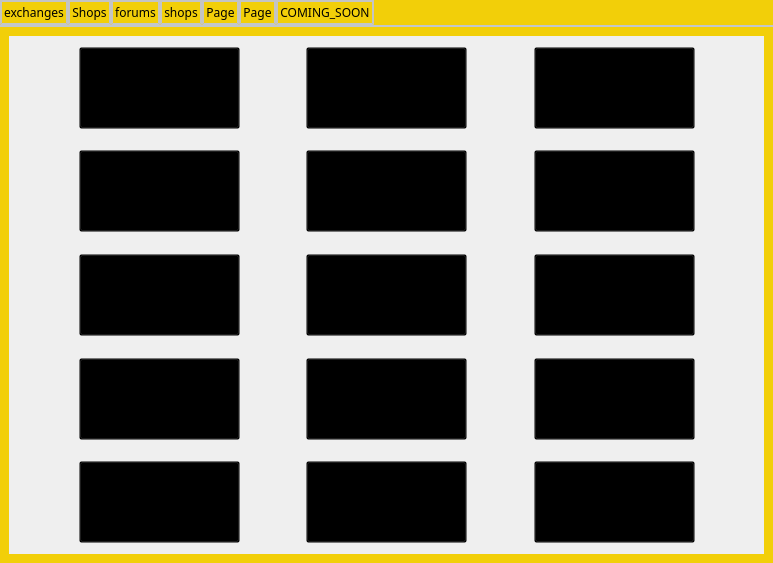
First picture: the form in src/qt/forms/shoppingpage.ui, repository mbirtwistle/net2, before the edit.
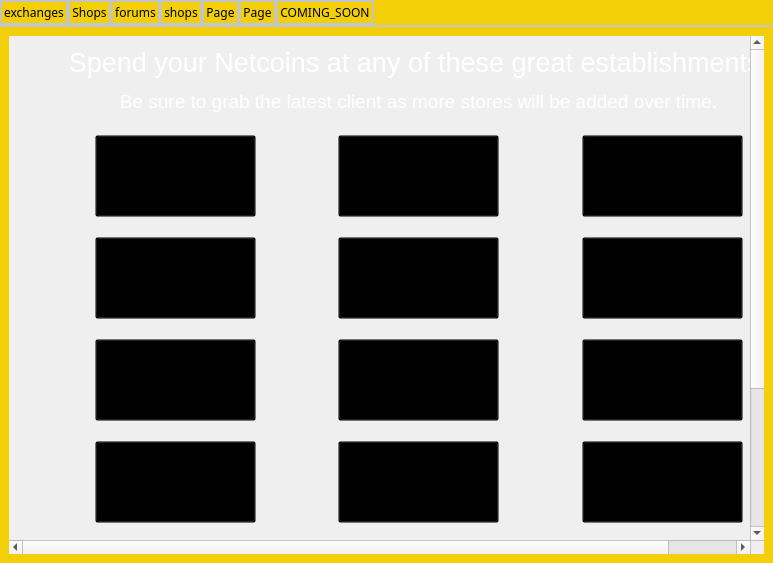
Second picture: the form after the edit. Icons and pictures are not drawn.

```diff
--- a/src/qt/forms/shoppingpage.ui
+++ b/src/qt/forms/shoppingpage.ui
@@ -968,7 +968,7 @@
      border-bottom-color: #C2C7CB; /* same as pane color */
  }
 QWidget 
-{ background: url(:/images/bkg); } 
+{ background-image: url(:images/bkg); }
 
 QPushButton
 {background:transparent}
@@ -1023,8 +1023,8 @@
            <rect>
             <x>0</x>
             <y>0</y>
-            <width>364</width>
-            <height>206</height>
+            <width>755</width>
+            <height>528</height>
            </rect>
           </property>
           <property name="minimumSize">
@@ -1395,16 +1395,32 @@
           <property name="geometry">
            <rect>
             <x>0</x>
-            <y>0</y>
-            <width>739</width>
-            <height>628</height>
+            <y>-316</y>
+            <width>838</width>
+            <height>828</height>
            </rect>
           </property>
           <layout class="QGridLayout" name="gridLayout_6">
            <property name="verticalSpacing">
             <number>20</number>
            </property>
-           <item row="6" column="5">
+           <item row="1" column="0" colspan="7">
+            <widget class="QLabel" name="label">
+             <property name="minimumSize">
+              <size>
+               <width>0</width>
+               <height>70</height>
+              </size>
+             </property>
+             <property name="styleSheet">
+              <string notr="true">background:transparent;</string>
+             </property>
+             <property name="text">
+              <string>&lt;html&gt;&lt;head/&gt;&lt;body&gt;&lt;p align=&quot;center&quot;&gt;&lt;span style=&quot; font-size:20pt; color:#ffffff;&quot;&gt;Spend your Netcoins at any of these great establishments!&lt;/span&gt;&lt;/p&gt;&lt;p align=&quot;center&quot;&gt;&lt;span style=&quot; font-size:14pt; color:#ffffff;&quot;&gt;Be sure to grab the latest client as more stores will be added over time.&lt;/span&gt;&lt;/p&gt;&lt;/body&gt;&lt;/html&gt;</string>
+             </property>
+            </widget>
+           </item>
+           <item row="7" column="5">
             <spacer name="verticalSpacer_43">
              <property name="orientation">
               <enum>Qt::Vertical</enum>
@@ -1417,7 +1433,7 @@
              </property>
             </spacer>
            </item>
-           <item row="3" column="3">
+           <item row="4" column="3">
             <widget class="QPushButton" name="pushButton_44">
              <property name="sizePolicy">
               <sizepolicy hsizetype="Minimum" vsizetype="Minimum">
@@ -1474,7 +1490,7 @@
              </property>
             </spacer>
            </item>
-           <item row="2" column="5">
+           <item row="3" column="5">
             <spacer name="verticalSpacer_9">
              <property name="orientation">
               <enum>Qt::Vertical</enum>
@@ -1487,7 +1503,7 @@
              </property>
             </spacer>
            </item>
-           <item row="2" column="1">
+           <item row="3" column="1">
             <spacer name="verticalSpacer_7">
              <property name="orientation">
               <enum>Qt::Vertical</enum>
@@ -1500,7 +1516,7 @@
              </property>
             </spacer>
            </item>
-           <item row="10" column="3">
+           <item row="12" column="3">
             <spacer name="verticalSpacer_2">
              <property name="orientation">
               <enum>Qt::Vertical</enum>
@@ -1526,7 +1542,7 @@
              </property>
             </spacer>
            </item>
-           <item row="1" column="2">
+           <item row="2" column="2">
             <spacer name="horizontalSpacer_41">
              <property name="orientation">
               <enum>Qt::Horizontal</enum>
@@ -1539,7 +1555,7 @@
              </property>
             </spacer>
            </item>
-           <item row="10" column="5">
+           <item row="12" column="5">
             <spacer name="verticalSpacer_3">
              <property name="orientation">
               <enum>Qt::Vertical</enum>
@@ -1552,7 +1568,7 @@
              </property>
             </spacer>
            </item>
-           <item row="4" column="3">
+           <item row="5" column="3">
             <spacer name="verticalSpacer_14">
              <property name="orientation">
               <enum>Qt::Vertical</enum>
@@ -1565,7 +1581,7 @@
              </property>
             </spacer>
            </item>
-           <item row="4" column="5">
+           <item row="5" column="5">
             <spacer name="verticalSpacer_15">
              <property name="orientation">
               <enum>Qt::Vertical</enum>
@@ -1578,7 +1594,7 @@
              </property>
             </spacer>
            </item>
-           <item row="3" column="5">
+           <item row="4" column="5">
             <widget class="QPushButton" name="pushButton_47">
              <property name="sizePolicy">
               <sizepolicy hsizetype="Minimum" vsizetype="Minimum">
@@ -1622,7 +1638,7 @@
              </property>
             </widget>
            </item>
-           <item row="8" column="5">
+           <item row="9" column="5">
             <spacer name="verticalSpacer_48">
              <property name="orientation">
               <enum>Qt::Vertical</enum>
@@ -1635,7 +1651,7 @@
              </property>
             </spacer>
            </item>
-           <item row="9" column="1">
+           <item row="10" column="1">
             <widget class="QPushButton" name="pushButton_81">
              <property name="sizePolicy">
               <sizepolicy hsizetype="Minimum" vsizetype="Minimum">
@@ -1679,7 +1695,7 @@
              </property>
             </widget>
            </item>
-           <item row="5" column="2">
+           <item row="6" column="2">
             <spacer name="horizontalSpacer_37">
              <property name="orientation">
               <enum>Qt::Horizontal</enum>
@@ -1692,7 +1708,7 @@
              </property>
             </spacer>
            </item>
-           <item row="7" column="4">
+           <item row="8" column="4">
             <spacer name="horizontalSpacer_43">
              <property name="orientation">
               <enum>Qt::Horizontal</enum>
@@ -1705,7 +1721,7 @@
              </property>
             </spacer>
            </item>
-           <item row="9" column="2">
+           <item row="10" column="2">
             <spacer name="horizontalSpacer_28">
              <property name="orientation">
               <enum>Qt::Horizontal</enum>
@@ -1718,7 +1734,7 @@
              </property>
             </spacer>
            </item>
-           <item row="1" column="3">
+           <item row="2" column="3">
             <widget class="QPushButton" name="pushButton_43">
              <property name="sizePolicy">
               <sizepolicy hsizetype="Minimum" vsizetype="Minimum">
@@ -1762,7 +1778,7 @@
              </property>
             </widget>
            </item>
-           <item row="1" column="0">
+           <item row="2" column="0">
             <spacer name="horizontalSpacer">
              <property name="orientation">
               <enum>Qt::Horizontal</enum>
@@ -1775,7 +1791,7 @@
              </property>
             </spacer>
            </item>
-           <item row="6" column="1">
+           <item row="7" column="1">
             <spacer name="verticalSpacer_38">
              <property name="orientation">
               <enum>Qt::Vertical</enum>
@@ -1788,7 +1804,7 @@
              </property>
             </spacer>
            </item>
-           <item row="9" column="5">
+           <item row="10" column="5">
             <widget class="QPushButton" name="pushButton_82">
              <property name="sizePolicy">
               <sizepolicy hsizetype="Minimum" vsizetype="Minimum">
@@ -1832,7 +1848,7 @@
              </property>
             </widget>
            </item>
-           <item row="1" column="4">
+           <item row="2" column="4">
             <spacer name="horizontalSpacer_40">
              <property name="orientation">
               <enum>Qt::Horizontal</enum>
@@ -1845,7 +1861,7 @@
              </property>
             </spacer>
            </item>
-           <item row="1" column="1">
+           <item row="2" column="1">
             <widget class="QPushButton" name="pushButton_40">
              <property name="sizePolicy">
               <sizepolicy hsizetype="Minimum" vsizetype="Minimum">
@@ -1889,7 +1905,7 @@
              </property>
             </widget>
            </item>
-           <item row="8" column="1">
+           <item row="9" column="1">
             <spacer name="verticalSpacer_46">
              <property name="orientation">
               <enum>Qt::Vertical</enum>
@@ -1902,7 +1918,7 @@
              </property>
             </spacer>
            </item>
-           <item row="10" column="1">
+           <item row="12" column="1">
             <spacer name="verticalSpacer">
              <property name="orientation">
               <enum>Qt::Vertical</enum>
@@ -1915,7 +1931,7 @@
              </property>
             </spacer>
            </item>
-           <item row="7" column="1">
+           <item row="8" column="1">
             <widget class="QPushButton" name="pushButton_79">
              <property name="sizePolicy">
               <sizepolicy hsizetype="Minimum" vsizetype="Minimum">
@@ -1959,7 +1975,7 @@
              </property>
             </widget>
            </item>
-           <item row="2" column="3">
+           <item row="3" column="3">
             <spacer name="verticalSpacer_8">
              <property name="orientation">
               <enum>Qt::Vertical</enum>
@@ -1972,7 +1988,7 @@
              </property>
             </spacer>
            </item>
-           <item row="5" column="5">
+           <item row="6" column="5">
             <widget class="QPushButton" name="pushButton_48">
              <property name="sizePolicy">
               <sizepolicy hsizetype="Minimum" vsizetype="Minimum">
@@ -2016,7 +2032,7 @@
              </property>
             </widget>
            </item>
-           <item row="1" column="6">
+           <item row="2" column="6">
             <spacer name="horizontalSpacer_7">
              <property name="orientation">
               <enum>Qt::Horizontal</enum>
@@ -2029,7 +2045,7 @@
              </property>
             </spacer>
            </item>
-           <item row="7" column="5">
+           <item row="8" column="5">
             <widget class="QPushButton" name="pushButton_49">
              <property name="sizePolicy">
               <sizepolicy hsizetype="Minimum" vsizetype="Minimum">
@@ -2073,7 +2089,7 @@
              </property>
             </widget>
            </item>
-           <item row="9" column="0">
+           <item row="10" column="0">
             <spacer name="horizontalSpacer_6">
              <property name="orientation">
               <enum>Qt::Horizontal</enum>
@@ -2086,7 +2102,7 @@
              </property>
             </spacer>
            </item>
-           <item row="3" column="4">
+           <item row="4" column="4">
             <spacer name="horizontalSpacer_39">
              <property name="orientation">
               <enum>Qt::Horizontal</enum>
@@ -2099,7 +2115,7 @@
              </property>
             </spacer>
            </item>
-           <item row="3" column="0">
+           <item row="4" column="0">
             <spacer name="horizontalSpacer_2">
              <property name="orientation">
               <enum>Qt::Horizontal</enum>
@@ -2112,7 +2128,7 @@
              </property>
             </spacer>
            </item>
-           <item row="3" column="6">
+           <item row="4" column="6">
             <spacer name="horizontalSpacer_9">
              <property name="orientation">
               <enum>Qt::Horizontal</enum>
@@ -2125,7 +2141,7 @@
              </property>
             </spacer>
            </item>
-           <item row="7" column="2">
+           <item row="8" column="2">
             <spacer name="horizontalSpacer_31">
              <property name="orientation">
               <enum>Qt::Horizontal</enum>
@@ -2138,7 +2154,7 @@
              </property>
             </spacer>
            </item>
-           <item row="3" column="1">
+           <item row="4" column="1">
             <widget class="QPushButton" name="pushButton_41">
              <property name="sizePolicy">
               <sizepolicy hsizetype="Minimum" vsizetype="Minimum">
@@ -2182,7 +2198,7 @@
              </property>
             </widget>
            </item>
-           <item row="7" column="3">
+           <item row="8" column="3">
             <widget class="QPushButton" name="pushButton_78">
              <property name="sizePolicy">
               <sizepolicy hsizetype="Minimum" vsizetype="Minimum">
@@ -2226,7 +2242,7 @@
              </property>
             </widget>
            </item>
-           <item row="9" column="4">
+           <item row="10" column="4">
             <spacer name="horizontalSpacer_44">
              <property name="orientation">
               <enum>Qt::Horizontal</enum>
@@ -2239,7 +2255,7 @@
              </property>
             </spacer>
            </item>
-           <item row="6" column="3">
+           <item row="7" column="3">
             <spacer name="verticalSpacer_41">
              <property name="orientation">
               <enum>Qt::Vertical</enum>
@@ -2252,7 +2268,7 @@
              </property>
             </spacer>
            </item>
-           <item row="9" column="6">
+           <item row="10" column="6">
             <spacer name="horizontalSpacer_25">
              <property name="orientation">
               <enum>Qt::Horizontal</enum>
@@ -2265,7 +2281,7 @@
              </property>
             </spacer>
            </item>
-           <item row="4" column="1">
+           <item row="5" column="1">
             <spacer name="verticalSpacer_13">
              <property name="orientation">
               <enum>Qt::Vertical</enum>
@@ -2278,7 +2294,7 @@
              </property>
             </spacer>
            </item>
-           <item row="7" column="6">
+           <item row="8" column="6">
             <spacer name="horizontalSpacer_11">
              <property name="orientation">
               <enum>Qt::Horizontal</enum>
@@ -2291,7 +2307,7 @@
              </property>
             </spacer>
            </item>
-           <item row="3" column="2">
+           <item row="4" column="2">
             <spacer name="horizontalSpacer_38">
              <property name="orientation">
               <enum>Qt::Horizontal</enum>
@@ -2304,7 +2320,7 @@
              </property>
             </spacer>
            </item>
-           <item row="1" column="5">
+           <item row="2" column="5">
             <widget class="QPushButton" name="pushButton_46">
              <property name="sizePolicy">
               <sizepolicy hsizetype="Minimum" vsizetype="Minimum">
@@ -2361,7 +2377,7 @@
              </property>
             </spacer>
            </item>
-           <item row="5" column="4">
+           <item row="6" column="4">
             <spacer name="horizontalSpacer_42">
              <property name="orientation">
               <enum>Qt::Horizontal</enum>
@@ -2374,7 +2390,7 @@
              </property>
             </spacer>
            </item>
-           <item row="5" column="6">
+           <item row="6" column="6">
             <spacer name="horizontalSpacer_10">
              <property name="orientation">
               <enum>Qt::Horizontal</enum>
@@ -2387,20 +2403,20 @@
              </property>
             </spacer>
            </item>
-           <item row="8" column="3">
-            <spacer name="verticalSpacer_47">
-             <property name="orientation">
-              <enum>Qt::Vertical</enum>
-             </property>
-             <property name="sizeHint" stdset="0">
-              <size>
-               <width>20</width>
-               <height>40</height>
-              </size>
-             </property>
-            </spacer>
-           </item>
            <item row="9" column="3">
+            <spacer name="verticalSpacer_47">
+             <property name="orientation">
+              <enum>Qt::Vertical</enum>
+             </property>
+             <property name="sizeHint" stdset="0">
+              <size>
+               <width>20</width>
+               <height>40</height>
+              </size>
+             </property>
+            </spacer>
+           </item>
+           <item row="10" column="3">
             <widget class="QPushButton" name="pushButton_80">
              <property name="sizePolicy">
               <sizepolicy hsizetype="Minimum" vsizetype="Minimum">
@@ -2444,7 +2460,7 @@
              </property>
             </widget>
            </item>
-           <item row="5" column="1">
+           <item row="6" column="1">
             <widget class="QPushButton" name="pushButton_42">
              <property name="sizePolicy">
               <sizepolicy hsizetype="Minimum" vsizetype="Minimum">
@@ -2488,7 +2504,7 @@
              </property>
             </widget>
            </item>
-           <item row="5" column="0">
+           <item row="6" column="0">
             <spacer name="horizontalSpacer_3">
              <property name="orientation">
               <enum>Qt::Horizontal</enum>
@@ -2501,7 +2517,7 @@
              </property>
             </spacer>
            </item>
-           <item row="5" column="3">
+           <item row="6" column="3">
             <widget class="QPushButton" name="pushButton_45">
              <property name="sizePolicy">
               <sizepolicy hsizetype="Minimum" vsizetype="Minimum">
@@ -2545,7 +2561,7 @@
              </property>
             </widget>
            </item>
-           <item row="7" column="0">
+           <item row="8" column="0">
             <spacer name="horizontalSpacer_5">
              <property name="orientation">
               <enum>Qt::Horizontal</enum>
@@ -2558,6 +2574,22 @@
              </property>
             </spacer>
            </item>
+           <item row="11" column="0" colspan="7">
+            <widget class="QLabel" name="label_2">
+             <property name="minimumSize">
+              <size>
+               <width>0</width>
+               <height>90</height>
+              </size>
+             </property>
+             <property name="styleSheet">
+              <string notr="true">background:transparent;</string>
+             </property>
+             <property name="text">
+              <string>&lt;html&gt;&lt;head/&gt;&lt;body&gt;&lt;p align=&quot;center&quot;&gt;&lt;span style=&quot; font-size:16pt; color:#ffffff;&quot;&gt;Are you a store owner?&lt;/span&gt;&lt;/p&gt;&lt;p align=&quot;center&quot;&gt;&lt;span style=&quot; font-size:12pt; color:#ffffff;&quot;&gt;If you would like to accept Netcoins at your store or service then please get in touch and we'll help you get set up.&lt;/span&gt;&lt;/p&gt;&lt;p align=&quot;center&quot;&gt;&lt;span style=&quot; font-size:12pt; color:#ffffff;&quot;&gt;You will be added to the wallet and websites upon the next update.&lt;/span&gt;&lt;/p&gt;&lt;/body&gt;&lt;/html&gt;</string>
+             </property>
+            </widget>
+           </item>
           </layout>
          </widget>
         </widget>
```
